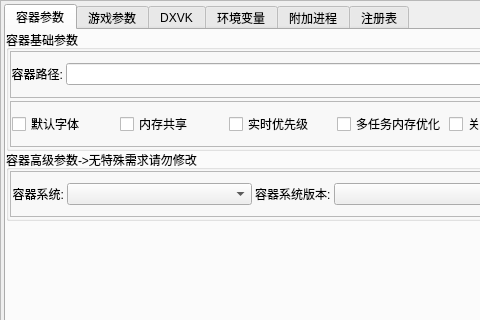
Qt form ui/vekAppAddMT.ui (gfdgd-xi/vekcode) before a commit; both pictures show x 0 to 480 and y 0 to 320 of the 800 by 500 pixel window.
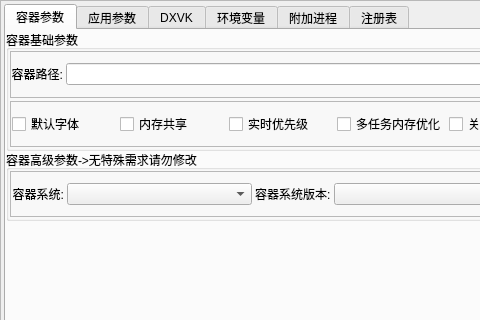
The same form after that commit.

```diff
--- a/ui/vekAppAddMT.ui
+++ b/ui/vekAppAddMT.ui
@@ -546,7 +546,7 @@
         </widget>
         <widget class="QWidget" name="tab_3">
          <attribute name="title">
-          <string>游戏参数</string>
+          <string>应用参数</string>
          </attribute>
          <widget class="QGroupBox" name="groupBox_4">
           <property name="geometry">
```
Left out of the diff: 4 changed lines with no effect on the pictures.
